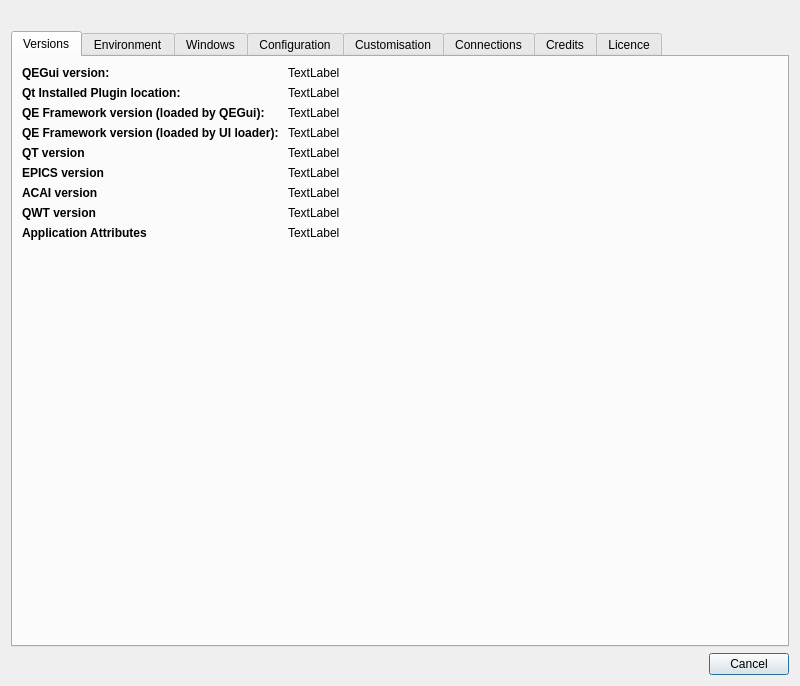
The window that qeguiApp/project/src/aboutDialog.ui (qtepics/qegui) describes before a commit, drawn with Qt 5.
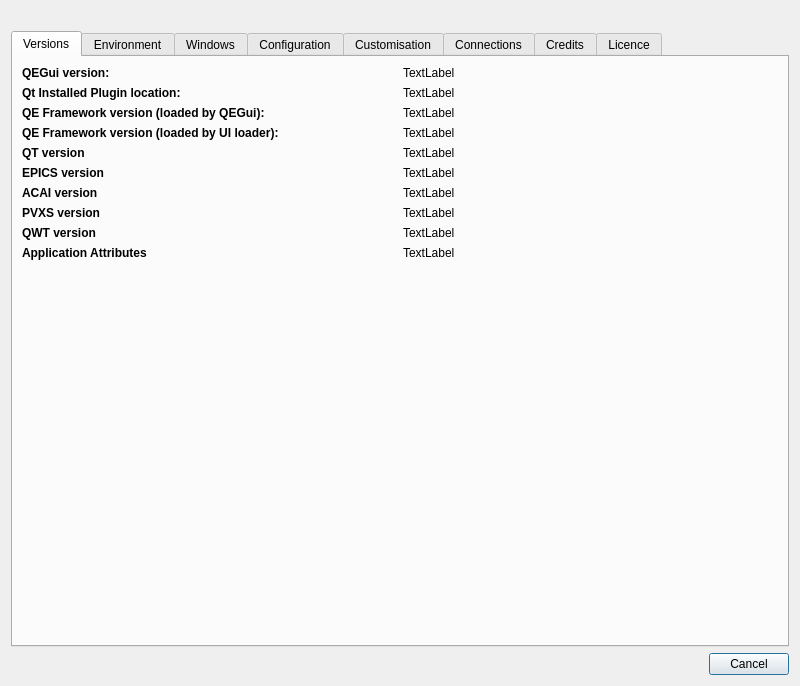
The same window after the commit. Icons and pictures are not drawn.

Commit message: Include PVXS version iff applicable. Use fully qualified enumeration value names. Refresh make_epicsqt_rpm, point EPICS_Qt_Installer config file to new Qt version.

```diff
--- a/qeguiApp/project/src/aboutDialog.ui
+++ b/qeguiApp/project/src/aboutDialog.ui
@@ -33,14 +33,16 @@
       <attribute name="title">
        <string>Versions</string>
       </attribute>
-      <layout class="QGridLayout" name="gridLayout" columnstretch="0,1">
-       <item row="0" column="1">
-        <widget class="QLabel" name="QEGuiVersionLabel">
-         <property name="text">
-          <string>TextLabel</string>
+      <layout class="QGridLayout" name="gridLayout" columnstretch="0,0">
+       <item row="4" column="0">
+        <widget class="QLabel" name="label_25">
+         <property name="font">
+          <font>
+           <bold>true</bold>
+          </font>
          </property>
-         <property name="textInteractionFlags">
-          <set>Qt::TextInteractionFlag::LinksAccessibleByMouse|Qt::TextInteractionFlag::TextSelectableByKeyboard|Qt::TextInteractionFlag::TextSelectableByMouse</set>
+         <property name="text">
+          <string>QT version</string>
          </property>
         </widget>
        </item>
@@ -54,52 +56,6 @@
          </property>
         </widget>
        </item>
-       <item row="0" column="0">
-        <widget class="QLabel" name="label_2">
-         <property name="font">
-          <font>
-           <bold>true</bold>
-          </font>
-         </property>
-         <property name="text">
-          <string>QEGui version:</string>
-         </property>
-        </widget>
-       </item>
-       <item row="7" column="0">
-        <widget class="QLabel" name="label_22">
-         <property name="font">
-          <font>
-           <bold>true</bold>
-          </font>
-         </property>
-         <property name="text">
-          <string>QWT version</string>
-         </property>
-        </widget>
-       </item>
-       <item row="5" column="1">
-        <widget class="QLabel" name="EPICSVersionLabel">
-         <property name="text">
-          <string>TextLabel</string>
-         </property>
-         <property name="textInteractionFlags">
-          <set>Qt::TextInteractionFlag::LinksAccessibleByMouse|Qt::TextInteractionFlag::TextSelectableByKeyboard|Qt::TextInteractionFlag::TextSelectableByMouse</set>
-         </property>
-        </widget>
-       </item>
-       <item row="8" column="0">
-        <widget class="QLabel" name="label_23">
-         <property name="font">
-          <font>
-           <bold>true</bold>
-          </font>
-         </property>
-         <property name="text">
-          <string>Application Attributes</string>
-         </property>
-        </widget>
-       </item>
        <item row="3" column="0">
         <widget class="QLabel" name="label_4">
          <property name="font">
@@ -112,83 +68,32 @@
          </property>
         </widget>
        </item>
-       <item row="2" column="0">
-        <widget class="QLabel" name="label_3">
+       <item row="7" column="0">
+        <widget class="QLabel" name="label_26">
          <property name="font">
           <font>
            <bold>true</bold>
           </font>
          </property>
          <property name="text">
-          <string>QE Framework version (loaded by QEGui):</string>
-         </property>
-        </widget>
-       </item>
-       <item row="6" column="1">
-        <widget class="QLabel" name="ACAIVersionLabel">
-         <property name="text">
-          <string>TextLabel</string>
-         </property>
-        </widget>
-       </item>
-       <item row="3" column="1">
-        <widget class="QLabel" name="QEFrameworkVersionUILoaderLabel">
-         <property name="text">
-          <string>TextLabel</string>
-         </property>
-         <property name="textInteractionFlags">
-          <set>Qt::TextInteractionFlag::LinksAccessibleByMouse|Qt::TextInteractionFlag::TextSelectableByKeyboard|Qt::TextInteractionFlag::TextSelectableByMouse</set>
-         </property>
-        </widget>
-       </item>
-       <item row="1" column="1">
-        <widget class="QLabel" name="QtInstalledPluginsLabel">
-         <property name="text">
-          <string>TextLabel</string>
-         </property>
-         <property name="textInteractionFlags">
-          <set>Qt::TextInteractionFlag::LinksAccessibleByMouse|Qt::TextInteractionFlag::TextSelectableByKeyboard|Qt::TextInteractionFlag::TextSelectableByMouse</set>
-         </property>
-        </widget>
-       </item>
-       <item row="7" column="1">
-        <widget class="QLabel" name="QWTVersionLabel">
-         <property name="text">
-          <string>TextLabel</string>
-         </property>
-         <property name="textInteractionFlags">
-          <set>Qt::TextInteractionFlag::LinksAccessibleByMouse|Qt::TextInteractionFlag::TextSelectableByKeyboard|Qt::TextInteractionFlag::TextSelectableByMouse</set>
-         </property>
-        </widget>
-       </item>
-       <item row="1" column="0">
-        <widget class="QLabel" name="label_17">
-         <property name="font">
-          <font>
-           <bold>true</bold>
-          </font>
-         </property>
-         <property name="text">
-          <string>Qt Installed Plugin location:</string>
+          <string>PVXS version</string>
          </property>
         </widget>
        </item>
        <item row="8" column="1">
-        <widget class="QLabel" name="QEFrameworkAttributes">
+        <widget class="QLabel" name="QWTVersionLabel">
          <property name="text">
           <string>TextLabel</string>
          </property>
         </widget>
        </item>
-       <item row="6" column="0">
-        <widget class="QLabel" name="label_24">
-         <property name="font">
-          <font>
-           <bold>true</bold>
-          </font>
-         </property>
+       <item row="0" column="1">
+        <widget class="QLabel" name="QEGuiVersionLabel">
          <property name="text">
-          <string>ACAI version</string>
+          <string>TextLabel</string>
+         </property>
+         <property name="textInteractionFlags">
+          <set>Qt::TextInteractionFlag::LinksAccessibleByMouse|Qt::TextInteractionFlag::TextSelectableByKeyboard|Qt::TextInteractionFlag::TextSelectableByMouse</set>
          </property>
         </widget>
        </item>
@@ -204,7 +109,48 @@
          </property>
         </widget>
        </item>
-       <item row="9" column="0">
+       <item row="3" column="1">
+        <widget class="QLabel" name="QEFrameworkVersionUILoaderLabel">
+         <property name="text">
+          <string>TextLabel</string>
+         </property>
+         <property name="textInteractionFlags">
+          <set>Qt::TextInteractionFlag::LinksAccessibleByMouse|Qt::TextInteractionFlag::TextSelectableByKeyboard|Qt::TextInteractionFlag::TextSelectableByMouse</set>
+         </property>
+        </widget>
+       </item>
+       <item row="9" column="1">
+        <widget class="QLabel" name="QEFrameworkAttributes">
+         <property name="text">
+          <string>TextLabel</string>
+         </property>
+        </widget>
+       </item>
+       <item row="0" column="0">
+        <widget class="QLabel" name="label_2">
+         <property name="font">
+          <font>
+           <bold>true</bold>
+          </font>
+         </property>
+         <property name="text">
+          <string>QEGui version:</string>
+         </property>
+        </widget>
+       </item>
+       <item row="2" column="0">
+        <widget class="QLabel" name="label_3">
+         <property name="font">
+          <font>
+           <bold>true</bold>
+          </font>
+         </property>
+         <property name="text">
+          <string>QE Framework version (loaded by QEGui):</string>
+         </property>
+        </widget>
+       </item>
+       <item row="10" column="0">
         <spacer name="verticalSpacer">
          <property name="orientation">
           <enum>Qt::Orientation::Vertical</enum>
@@ -217,15 +163,47 @@
          </property>
         </spacer>
        </item>
-       <item row="4" column="0">
-        <widget class="QLabel" name="label_25">
+       <item row="1" column="1">
+        <widget class="QLabel" name="QtInstalledPluginsLabel">
+         <property name="text">
+          <string>TextLabel</string>
+         </property>
+         <property name="textInteractionFlags">
+          <set>Qt::TextInteractionFlag::LinksAccessibleByMouse|Qt::TextInteractionFlag::TextSelectableByKeyboard|Qt::TextInteractionFlag::TextSelectableByMouse</set>
+         </property>
+        </widget>
+       </item>
+       <item row="8" column="0">
+        <widget class="QLabel" name="label_22">
          <property name="font">
           <font>
            <bold>true</bold>
           </font>
          </property>
          <property name="text">
-          <string>QT version</string>
+          <string>QWT version</string>
+         </property>
+        </widget>
+       </item>
+       <item row="5" column="1">
+        <widget class="QLabel" name="EPICSVersionLabel">
+         <property name="text">
+          <string>TextLabel</string>
+         </property>
+         <property name="textInteractionFlags">
+          <set>Qt::TextInteractionFlag::LinksAccessibleByMouse|Qt::TextInteractionFlag::TextSelectableByKeyboard|Qt::TextInteractionFlag::TextSelectableByMouse</set>
+         </property>
+        </widget>
+       </item>
+       <item row="1" column="0">
+        <widget class="QLabel" name="label_17">
+         <property name="font">
+          <font>
+           <bold>true</bold>
+          </font>
+         </property>
+         <property name="text">
+          <string>Qt Installed Plugin location:</string>
          </property>
         </widget>
        </item>
@@ -236,6 +214,44 @@
          </property>
         </widget>
        </item>
+       <item row="6" column="1">
+        <widget class="QLabel" name="ACAIVersionLabel">
+         <property name="text">
+          <string>TextLabel</string>
+         </property>
+        </widget>
+       </item>
+       <item row="9" column="0">
+        <widget class="QLabel" name="label_23">
+         <property name="font">
+          <font>
+           <bold>true</bold>
+          </font>
+         </property>
+         <property name="text">
+          <string>Application Attributes</string>
+         </property>
+        </widget>
+       </item>
+       <item row="6" column="0">
+        <widget class="QLabel" name="label_24">
+         <property name="font">
+          <font>
+           <bold>true</bold>
+          </font>
+         </property>
+         <property name="text">
+          <string>ACAI version</string>
+         </property>
+        </widget>
+       </item>
+       <item row="7" column="1">
+        <widget class="QLabel" name="PVXSVersionLabel">
+         <property name="text">
+          <string>TextLabel</string>
+         </property>
+        </widget>
+       </item>
       </layout>
      </widget>
      <widget class="QWidget" name="tab_2">
```
Left out of the diff: 3 changed lines with no effect on the pictures. The commit also changes 7 other files.
